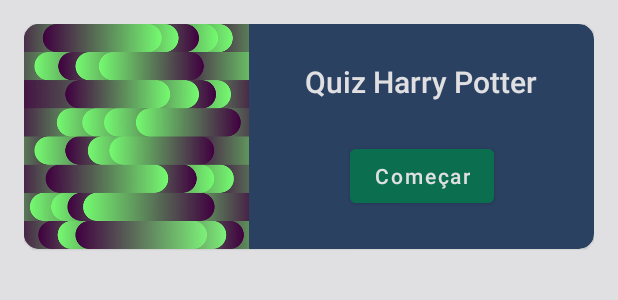
After one commit to JamesWillian/SmartQuizAI, an Android app: the layout fragment_home.xml on its own in the app's theme, with its tools: preview values and no code run, on a phone screen of 412 x 824 dp. The commit adds this screen. Shown: the top 300 px of the screen. Run offline under Robolectric (Android 15) with nearby library versions, the phone set to English and light mode, and no system bars.

Commit message:
Adding HomeFragment to start the Quiz

```diff
--- a/app/src/main/java/com/jammes/smartquizai/QuizQuestionsViewModel.kt
+++ b/app/src/main/java/com/jammes/smartquizai/QuizQuestionsViewModel.kt
@@ -10,6 +10,12 @@ class QuizQuestionsViewModel(private val repository: QuestionsRepository): ViewM
 
     private var index = 0
     var correctAnswers = 0
+
+    fun clearQuizUiState() {
+        index = 0
+        correctAnswers = 0
+        liveUiState.value = liveUiState.value?.copy(index = 0)
+    }
 
     fun nextQuestion(answerIndex: Int) {
         refreshQuizQuestionList(answerIndex)
--- /dev/null
+++ b/app/src/main/res/layout/fragment_home.xml
@@ -0,0 +1,60 @@
+<?xml version="1.0" encoding="utf-8"?>
+<androidx.constraintlayout.widget.ConstraintLayout xmlns:android="http://schemas.android.com/apk/res/android"
+    xmlns:app="http://schemas.android.com/apk/res-auto"
+    android:layout_width="match_parent"
+    android:layout_height="match_parent"
+    android:layout_margin="16dp">
+
+    <com.google.android.material.card.MaterialCardView
+        android:layout_width="match_parent"
+        android:layout_height="150dp"
+        android:backgroundTint="@color/indigo_dye"
+        app:cardCornerRadius="10dp"
+        app:layout_constraintEnd_toEndOf="parent"
+        app:layout_constraintStart_toStartOf="parent"
+        app:layout_constraintTop_toTopOf="parent">
+
+        <androidx.constraintlayout.widget.ConstraintLayout
+            android:layout_width="match_parent"
+            android:layout_height="match_parent">
+
+            <ImageView
+                android:id="@+id/image"
+                android:layout_width="150dp"
+                android:layout_height="0dp"
+                android:src="@drawable/backgroung_gpt"
+                app:layout_constraintBottom_toBottomOf="parent"
+                app:layout_constraintStart_toStartOf="parent"
+                app:layout_constraintTop_toTopOf="parent" />
+
+            <TextView
+                android:id="@+id/titleTextView"
+                style="@style/TextAppearance.AppCompat.Title"
+                android:layout_width="wrap_content"
+                android:layout_height="wrap_content"
+                android:text="@string/quiz_harry_potter"
+                android:textColor="@color/platinum"
+                app:layout_constraintBottom_toTopOf="@id/startButtom"
+                app:layout_constraintEnd_toEndOf="parent"
+                app:layout_constraintStart_toEndOf="@id/image"
+                app:layout_constraintTop_toTopOf="parent" />
+
+            <com.google.android.material.button.MaterialButton
+                android:id="@+id/startButtom"
+                android:layout_width="wrap_content"
+                android:layout_height="wrap_content"
+                android:backgroundTint="@color/dartmouth_green"
+                android:text="@string/start_quiz"
+                android:textAllCaps="false"
+                android:textColor="@color/platinum"
+                app:layout_constraintBottom_toBottomOf="parent"
+                app:layout_constraintEnd_toEndOf="parent"
+                app:layout_constraintStart_toEndOf="@id/image"
+                app:layout_constraintTop_toBottomOf="@id/titleTextView" />
+
+
+        </androidx.constraintlayout.widget.ConstraintLayout>
+
+    </com.google.android.material.card.MaterialCardView>
+
+</androidx.constraintlayout.widget.ConstraintLayout>
--- a/app/src/main/res/values/strings.xml
+++ b/app/src/main/res/values/strings.xml
@@ -5,4 +5,6 @@
     <string name="hint_correct_answer">resposta correta</string>
     <string name="correct_questions">Você acertou:</string>
     <string name="count_correct_questions">8 de 10</string>
+    <string name="start_quiz">Começar</string>
+    <string name="quiz_harry_potter">Quiz Harry Potter</string>
 </resources>
--- a/build.gradle
+++ b/build.gradle
@@ -2,5 +2,5 @@
 plugins {
     id 'com.android.application' version '7.4.2' apply false
     id 'com.android.library' version '7.4.2' apply false
-    id 'org.jetbrains.kotlin.android' version '1.8.0' apply false
+    id 'org.jetbrains.kotlin.android' version '1.8.20' apply false
 }
```
Also changed, not shown: app/src/main/java/com/jammes/smartquizai/HomeFragment.kt (added, +42 -0 lines), app/src/main/res/navigation/nav_graph.xml (+14 -2 lines), app/src/main/res/drawable/backgroung_gpt.png (added).
